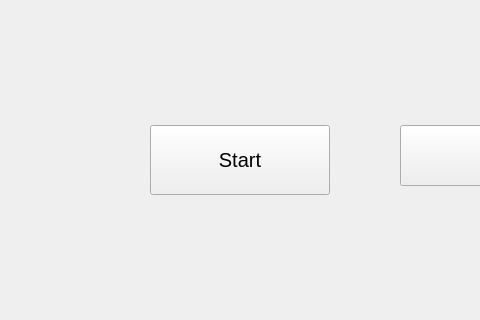
The window that cpp-analyzer/ui/mainwindow.ui (FedarKryvitski/Spectrum-analyzer) describes before a commit, drawn with Qt 5; both pictures show x 120 to 600 and y 265 to 585 of the 1280 by 900 pixel window.
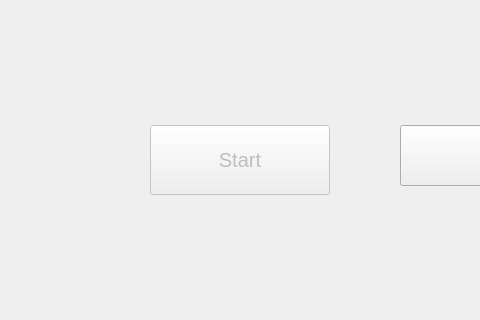
The same window after the commit. Custom widgets are drawn as their Qt base class.

```diff
--- a/cpp-analyzer/ui/mainwindow.ui
+++ b/cpp-analyzer/ui/mainwindow.ui
@@ -25,6 +25,9 @@
     </property>
    </widget>
    <widget class="QPushButton" name="recordingButton">
+    <property name="enabled">
+     <bool>false</bool>
+    </property>
     <property name="geometry">
      <rect>
       <x>270</x>
```
